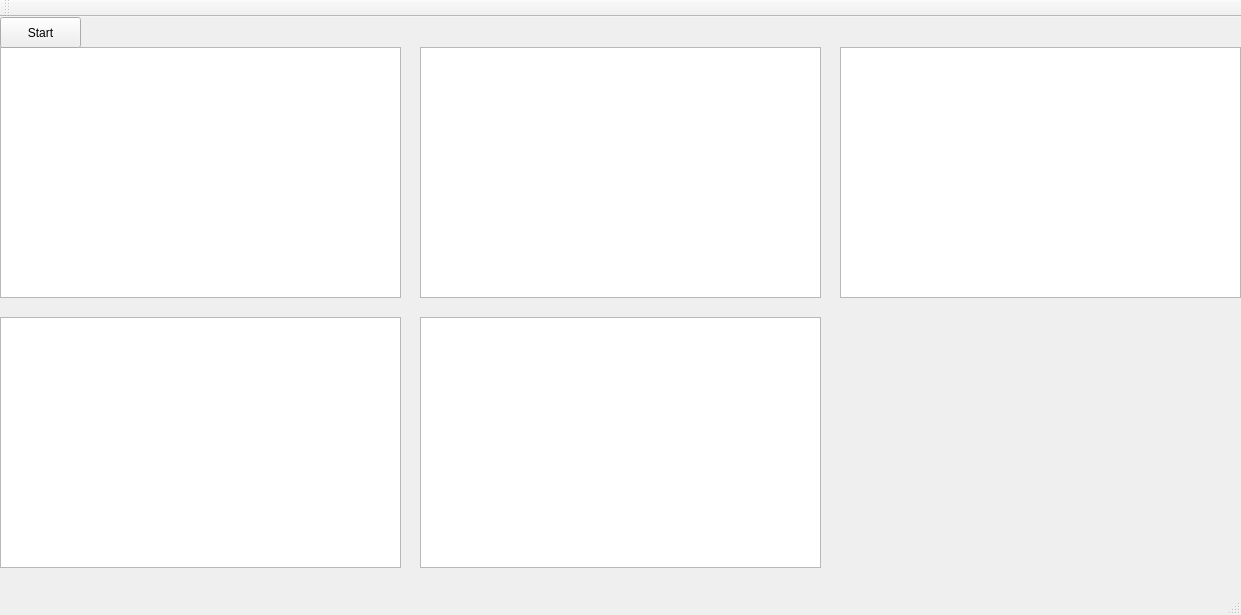
Old version of the form mainwindow.ui in the repository Suryavf/CameraCalibration.
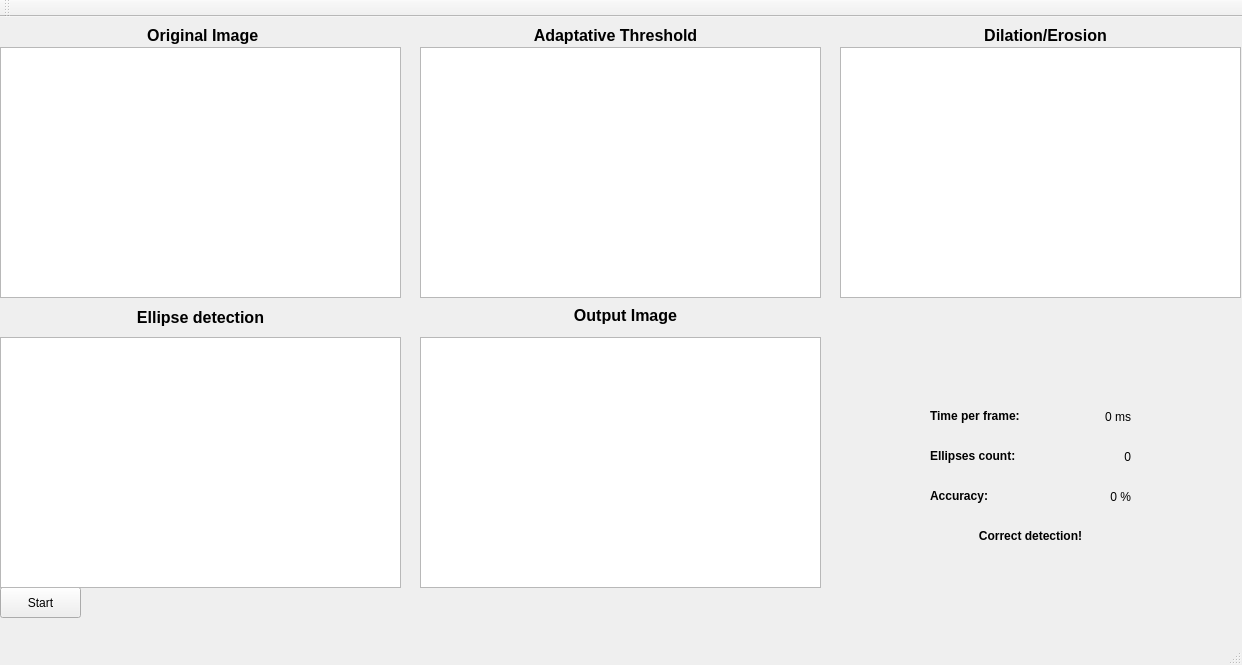
New version of the form.

```diff
--- a/mainwindow.ui
+++ b/mainwindow.ui
@@ -6,8 +6,8 @@
    <rect>
     <x>0</x>
     <y>0</y>
-    <width>1241</width>
-    <height>615</height>
+    <width>1242</width>
+    <height>665</height>
    </rect>
   </property>
   <property name="windowTitle">
@@ -28,7 +28,7 @@
     <property name="geometry">
      <rect>
       <x>0</x>
-      <y>0</y>
+      <y>570</y>
       <width>81</width>
       <height>31</height>
      </rect>
@@ -61,7 +61,7 @@
     <property name="geometry">
      <rect>
       <x>0</x>
-      <y>300</y>
+      <y>320</y>
       <width>401</width>
       <height>251</height>
      </rect>
@@ -71,12 +71,254 @@
     <property name="geometry">
      <rect>
       <x>420</x>
-      <y>300</y>
+      <y>320</y>
       <width>401</width>
       <height>251</height>
      </rect>
     </property>
    </widget>
+   <widget class="QLabel" name="label">
+    <property name="geometry">
+     <rect>
+      <x>930</x>
+      <y>390</y>
+      <width>111</width>
+      <height>17</height>
+     </rect>
+    </property>
+    <property name="font">
+     <font>
+      <weight>75</weight>
+      <bold>true</bold>
+     </font>
+    </property>
+    <property name="text">
+     <string>Time per frame:</string>
+    </property>
+   </widget>
+   <widget class="QLabel" name="label_2">
+    <property name="geometry">
+     <rect>
+      <x>930</x>
+      <y>430</y>
+      <width>111</width>
+      <height>17</height>
+     </rect>
+    </property>
+    <property name="font">
+     <font>
+      <weight>75</weight>
+      <bold>true</bold>
+     </font>
+    </property>
+    <property name="text">
+     <string>Ellipses count:</string>
+    </property>
+   </widget>
+   <widget class="QLabel" name="status">
+    <property name="geometry">
+     <rect>
+      <x>930</x>
+      <y>510</y>
+      <width>201</width>
+      <height>17</height>
+     </rect>
+    </property>
+    <property name="font">
+     <font>
+      <weight>75</weight>
+      <bold>true</bold>
+     </font>
+    </property>
+    <property name="text">
+     <string>Correct detection!</string>
+    </property>
+    <property name="alignment">
+     <set>Qt::AlignCenter</set>
+    </property>
+   </widget>
+   <widget class="QLabel" name="timeFrame">
+    <property name="geometry">
+     <rect>
+      <x>1060</x>
+      <y>390</y>
+      <width>71</width>
+      <height>20</height>
+     </rect>
+    </property>
+    <property name="text">
+     <string>0 ms</string>
+    </property>
+    <property name="alignment">
+     <set>Qt::AlignRight|Qt::AlignTrailing|Qt::AlignVCenter</set>
+    </property>
+   </widget>
+   <widget class="QLabel" name="ellipseCount">
+    <property name="geometry">
+     <rect>
+      <x>1060</x>
+      <y>430</y>
+      <width>71</width>
+      <height>20</height>
+     </rect>
+    </property>
+    <property name="text">
+     <string>0</string>
+    </property>
+    <property name="alignment">
+     <set>Qt::AlignRight|Qt::AlignTrailing|Qt::AlignVCenter</set>
+    </property>
+   </widget>
+   <widget class="QLabel" name="label_3">
+    <property name="geometry">
+     <rect>
+      <x>140</x>
+      <y>10</y>
+      <width>121</width>
+      <height>17</height>
+     </rect>
+    </property>
+    <property name="font">
+     <font>
+      <pointsize>12</pointsize>
+      <weight>75</weight>
+      <bold>true</bold>
+     </font>
+    </property>
+    <property name="text">
+     <string> Original Image</string>
+    </property>
+    <property name="alignment">
+     <set>Qt::AlignCenter</set>
+    </property>
+   </widget>
+   <widget class="QLabel" name="label_4">
+    <property name="geometry">
+     <rect>
+      <x>520</x>
+      <y>10</y>
+      <width>191</width>
+      <height>17</height>
+     </rect>
+    </property>
+    <property name="font">
+     <font>
+      <pointsize>12</pointsize>
+      <weight>75</weight>
+      <bold>true</bold>
+     </font>
+    </property>
+    <property name="text">
+     <string>Adaptative Threshold</string>
+    </property>
+    <property name="alignment">
+     <set>Qt::AlignCenter</set>
+    </property>
+   </widget>
+   <widget class="QLabel" name="label_5">
+    <property name="geometry">
+     <rect>
+      <x>950</x>
+      <y>10</y>
+      <width>191</width>
+      <height>17</height>
+     </rect>
+    </property>
+    <property name="font">
+     <font>
+      <pointsize>12</pointsize>
+      <weight>75</weight>
+      <bold>true</bold>
+     </font>
+    </property>
+    <property name="text">
+     <string>Dilation/Erosion</string>
+    </property>
+    <property name="alignment">
+     <set>Qt::AlignCenter</set>
+    </property>
+   </widget>
+   <widget class="QLabel" name="label_6">
+    <property name="geometry">
+     <rect>
+      <x>130</x>
+      <y>290</y>
+      <width>141</width>
+      <height>20</height>
+     </rect>
+    </property>
+    <property name="font">
+     <font>
+      <pointsize>12</pointsize>
+      <weight>75</weight>
+      <bold>true</bold>
+     </font>
+    </property>
+    <property name="text">
+     <string>Ellipse detection</string>
+    </property>
+    <property name="alignment">
+     <set>Qt::AlignCenter</set>
+    </property>
+   </widget>
+   <widget class="QLabel" name="label_7">
+    <property name="geometry">
+     <rect>
+      <x>530</x>
+      <y>290</y>
+      <width>191</width>
+      <height>17</height>
+     </rect>
+    </property>
+    <property name="font">
+     <font>
+      <pointsize>12</pointsize>
+      <weight>75</weight>
+      <bold>true</bold>
+     </font>
+    </property>
+    <property name="text">
+     <string>Output Image</string>
+    </property>
+    <property name="alignment">
+     <set>Qt::AlignCenter</set>
+    </property>
+   </widget>
+   <widget class="QLabel" name="label_8">
+    <property name="geometry">
+     <rect>
+      <x>930</x>
+      <y>470</y>
+      <width>111</width>
+      <height>17</height>
+     </rect>
+    </property>
+    <property name="font">
+     <font>
+      <weight>75</weight>
+      <bold>true</bold>
+     </font>
+    </property>
+    <property name="text">
+     <string>Accuracy:</string>
+    </property>
+   </widget>
+   <widget class="QLabel" name="accuracy">
+    <property name="geometry">
+     <rect>
+      <x>1060</x>
+      <y>470</y>
+      <width>71</width>
+      <height>20</height>
+     </rect>
+    </property>
+    <property name="text">
+     <string>0 %</string>
+    </property>
+    <property name="alignment">
+     <set>Qt::AlignRight|Qt::AlignTrailing|Qt::AlignVCenter</set>
+    </property>
+   </widget>
   </widget>
   <widget class="QMenuBar" name="menuBar">
    <property name="geometry">
```
Left out of the diff: 2 changed lines with no effect on the pictures.
